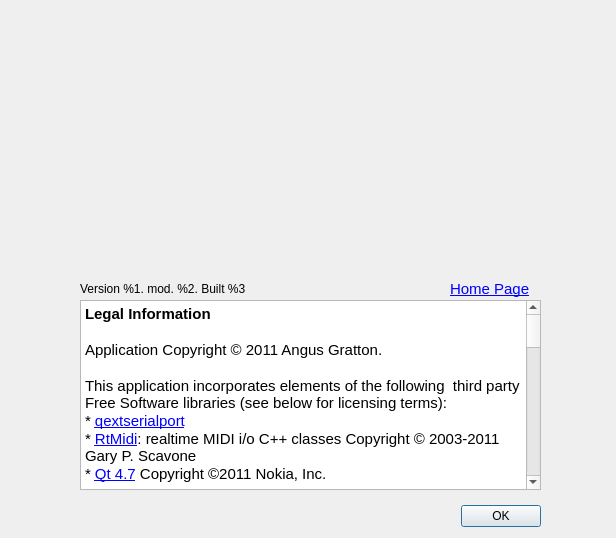
Qt form src/ui/aboutdialog.ui (tyan0/hairless-midiserial) before a commit.
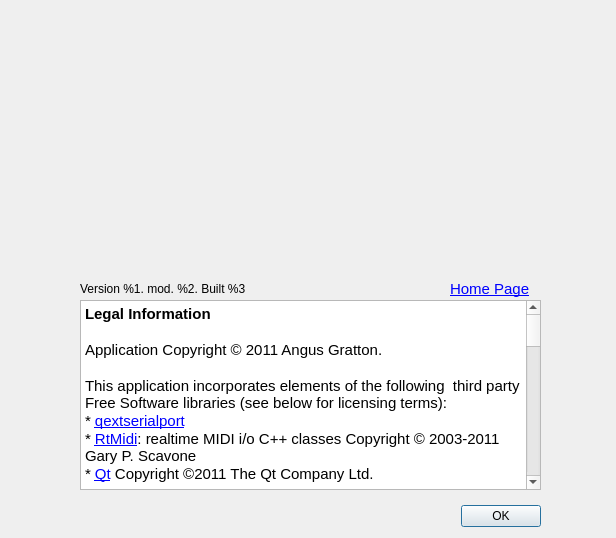
The same form after that commit. Icons and pictures are not drawn.

Commit message: Update copyright of Qt in about dialog.

What changed in the file:
```diff
--- a/src/ui/aboutdialog.ui
+++ b/src/ui/aboutdialog.ui
@@ -79,7 +79,7 @@
 &lt;p style=&quot; margin-top:0px; margin-bottom:0px; margin-left:0px; margin-right:0px; -qt-block-indent:0; text-indent:0px;&quot;&gt;&lt;span style=&quot; font-family:'Ubuntu'; font-size:11pt;&quot;&gt;This application incorporates elements of the following  third party Free Software libraries (see below for licensing terms):&lt;/span&gt;&lt;/p&gt;
 &lt;p style=&quot; margin-top:0px; margin-bottom:0px; margin-left:0px; margin-right:0px; -qt-block-indent:0; text-indent:0px;&quot;&gt;&lt;span style=&quot; font-family:'Ubuntu'; font-size:11pt;&quot;&gt;* &lt;/span&gt;&lt;a href=&quot;http://code.google.com/p/qextserialport/&quot;&gt;&lt;span style=&quot; font-family:'Ubuntu'; font-size:11pt; text-decoration: underline; color:#0000ff;&quot;&gt;qextserialport&lt;/span&gt;&lt;/a&gt;&lt;/p&gt;
 &lt;p style=&quot; margin-top:0px; margin-bottom:0px; margin-left:0px; margin-right:0px; -qt-block-indent:0; text-indent:0px;&quot;&gt;&lt;span style=&quot; font-family:'Ubuntu'; font-size:11pt;&quot;&gt;* &lt;/span&gt;&lt;a href=&quot;http://www.music.mcgill.ca/~gary/rtmidi/&quot;&gt;&lt;span style=&quot; font-family:'Ubuntu'; font-size:11pt; text-decoration: underline; color:#0000ff;&quot;&gt;RtMidi&lt;/span&gt;&lt;/a&gt;&lt;span style=&quot; font-family:'Ubuntu'; font-size:11pt;&quot;&gt;: realtime MIDI i/o C++ classes Copyright © 2003-2011 Gary P. Scavone&lt;/span&gt;&lt;/p&gt;
-&lt;p style=&quot; margin-top:0px; margin-bottom:0px; margin-left:0px; margin-right:0px; -qt-block-indent:0; text-indent:0px;&quot;&gt;&lt;span style=&quot; font-family:'Ubuntu'; font-size:11pt;&quot;&gt;* &lt;/span&gt;&lt;a href=&quot;http://qt.nokia.com/products&quot;&gt;&lt;span style=&quot; font-family:'Ubuntu'; font-size:11pt; text-decoration: underline; color:#0000ff;&quot;&gt;Qt 4.7&lt;/span&gt;&lt;/a&gt;&lt;span style=&quot; font-family:'Ubuntu'; font-size:11pt;&quot;&gt; Copyright ©2011 Nokia, Inc.&lt;/span&gt;&lt;/p&gt;
+&lt;p style=&quot; margin-top:0px; margin-bottom:0px; margin-left:0px; margin-right:0px; -qt-block-indent:0; text-indent:0px;&quot;&gt;&lt;span style=&quot; font-family:'Ubuntu'; font-size:11pt;&quot;&gt;* &lt;/span&gt;&lt;a href=&quot;https://www.qt.io&quot;&gt;&lt;span style=&quot; font-family:'Ubuntu'; font-size:11pt; text-decoration: underline; color:#0000ff;&quot;&gt;Qt&lt;/span&gt;&lt;/a&gt;&lt;span style=&quot; font-family:'Ubuntu'; font-size:11pt;&quot;&gt; Copyright ©2011 The Qt Company Ltd.&lt;/span&gt;&lt;/p&gt;
 &lt;p style=&quot;-qt-paragraph-type:empty; margin-top:0px; margin-bottom:0px; margin-left:0px; margin-right:0px; -qt-block-indent:0; text-indent:0px; font-family:'Ubuntu'; font-size:11pt;&quot;&gt;&lt;br /&gt;&lt;/p&gt;
 &lt;p style=&quot; margin-top:0px; margin-bottom:0px; margin-left:0px; margin-right:0px; -qt-block-indent:0; text-indent:0px;&quot;&gt;&lt;span style=&quot; font-family:'Ubuntu'; font-size:11pt; font-weight:600;&quot;&gt;License&lt;/span&gt;&lt;/p&gt;
 &lt;p style=&quot; margin-top:0px; margin-bottom:0px; margin-left:0px; margin-right:0px; -qt-block-indent:0; text-indent:0px;&quot;&gt;&lt;span style=&quot; font-family:'Ubuntu'; font-size:11pt;&quot;&gt;This application is free software; you can redistribute it and/or modify it under the terms of the GNU Lesser General Public License as published by the Free Software Foundation; either version 2.1 of the License, or (at your option) any later version. This library is distributed in the hope that it will be useful, but WITHOUT ANY WARRANTY; without even the implied warranty of MERCHANTABILITY or FITNESS FOR A PARTICULAR PURPOSE.  See the &lt;/span&gt;&lt;a href=&quot;http://www.gnu.org/licenses/lgpl-2.1.html&quot;&gt;&lt;span style=&quot; font-family:'Ubuntu'; font-size:11pt; text-decoration: underline; color:#0000ff;&quot;&gt;GNU Lesser General Public License&lt;/span&gt;&lt;/a&gt;&lt;span style=&quot; font-family:'Ubuntu'; font-size:11pt;&quot;&gt; for more details.&lt;/span&gt;&lt;/p&gt;
@@ -92,7 +92,7 @@
 &lt;p style=&quot; margin-top:12px; margin-bottom:12px; margin-left:0px; margin-right:0px; -qt-block-indent:0; text-indent:0px;&quot;&gt;&lt;span style=&quot; font-family:'Lucida Grande,Verdana,Geneva,Arial,sans-serif'; font-size:11pt; color:#000000;&quot;&gt;Any person wishing to distribute modifications to the Software is requested to send the modifications to the original developer so that they can be incorporated into the canonical version.&lt;/span&gt;&lt;/p&gt;
 &lt;p style=&quot; margin-top:12px; margin-bottom:12px; margin-left:0px; margin-right:0px; -qt-block-indent:0; text-indent:0px;&quot;&gt;&lt;span style=&quot; font-family:'Lucida Grande,Verdana,Geneva,Arial,sans-serif'; font-size:11pt; color:#000000;&quot;&gt;THE SOFTWARE IS PROVIDED &amp;quot;AS IS&amp;quot;, WITHOUT WARRANTY OF ANY KIND, EXPRESS OR IMPLIED, INCLUDING BUT NOT LIMITED TO THE WARRANTIES OF MERCHANTABILITY, FITNESS FOR A PARTICULAR PURPOSE AND NONINFRINGEMENT. IN NO EVENT SHALL THE AUTHORS OR COPYRIGHT HOLDERS BE LIABLE FOR ANY CLAIM, DAMAGES OR OTHER LIABILITY, WHETHER IN AN ACTION OF CONTRACT, TORT OR OTHERWISE, ARISING FROM, OUT OF OR IN CONNECTION WITH THE SOFTWARE OR THE USE OR OTHER DEALINGS IN THE SOFTWARE.&lt;/span&gt;&lt;/p&gt;
 &lt;p style=&quot;-qt-paragraph-type:empty; margin-top:0px; margin-bottom:0px; margin-left:0px; margin-right:0px; -qt-block-indent:0; text-indent:0px; font-family:'Ubuntu'; font-size:11pt;&quot;&gt;&lt;br /&gt;&lt;/p&gt;
-&lt;p style=&quot; margin-top:0px; margin-bottom:0px; margin-left:0px; margin-right:0px; -qt-block-indent:0; text-indent:0px;&quot;&gt;&lt;span style=&quot; font-family:'Ubuntu'; font-size:11pt; font-weight:600;&quot;&gt;Qt&lt;/span&gt;&lt;span style=&quot; font-family:'Ubuntu'; font-size:11pt;&quot;&gt; is licensed under the GNU Lesser General Public License 2.1&lt;/span&gt;&lt;/p&gt;&lt;/body&gt;&lt;/html&gt;</string>
+&lt;p style=&quot; margin-top:0px; margin-bottom:0px; margin-left:0px; margin-right:0px; -qt-block-indent:0; text-indent:0px;&quot;&gt;&lt;span style=&quot; font-family:'Ubuntu'; font-size:11pt; font-weight:600;&quot;&gt;Qt&lt;/span&gt;&lt;span style=&quot; font-family:'Ubuntu'; font-size:11pt;&quot;&gt; is licensed under the GNU Lesser General Public License 2.1 or 3&lt;/span&gt;&lt;/p&gt;&lt;/body&gt;&lt;/html&gt;</string>
    </property>
    <property name="openExternalLinks">
     <bool>true</bool>
```
